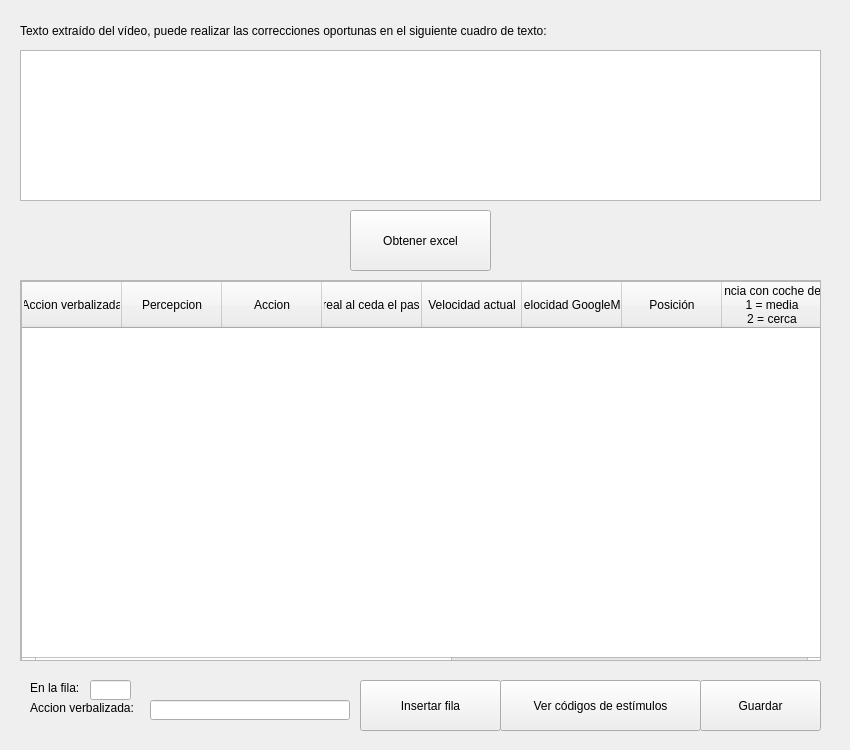
Old version of the form Interfaz/tercerapantalla.ui in the repository sofiamartinezparada/TFG.
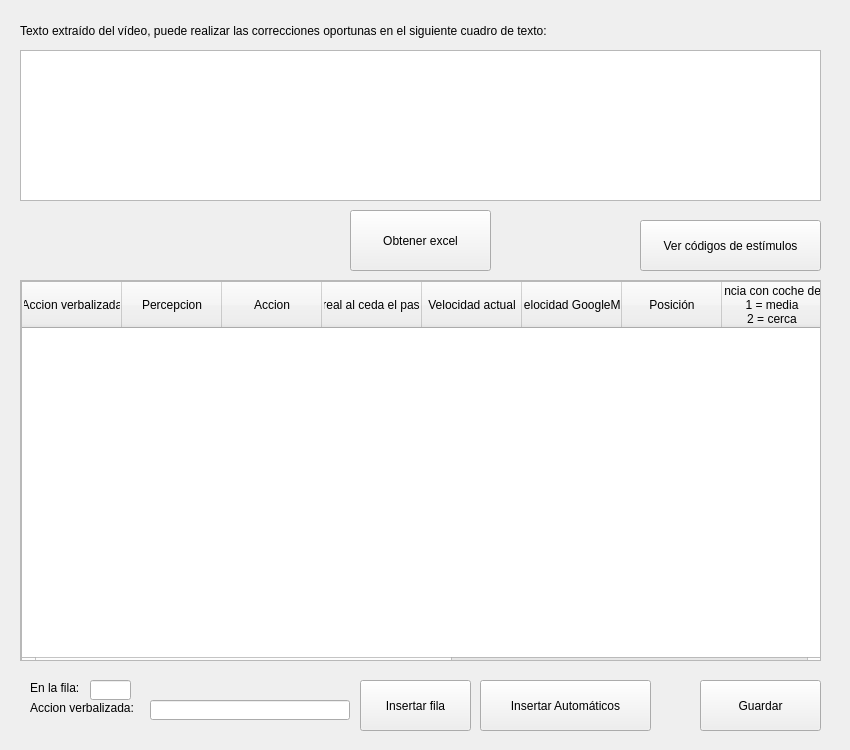
New version of the form.

The edit to the form file:
```diff
--- a/Interfaz/tercerapantalla.ui
+++ b/Interfaz/tercerapantalla.ui
@@ -65,9 +65,9 @@
    <widget class="QPushButton" name="ver_codigos">
     <property name="geometry">
      <rect>
-      <x>500</x>
-      <y>680</y>
-      <width>201</width>
+      <x>640</x>
+      <y>220</y>
+      <width>181</width>
       <height>51</height>
      </rect>
     </property>
@@ -193,7 +193,7 @@
      <rect>
       <x>360</x>
       <y>680</y>
-      <width>141</width>
+      <width>111</width>
       <height>51</height>
      </rect>
     </property>
@@ -247,6 +247,19 @@
      </rect>
     </property>
    </widget>
+   <widget class="QPushButton" name="insertar_patrones">
+    <property name="geometry">
+     <rect>
+      <x>480</x>
+      <y>680</y>
+      <width>171</width>
+      <height>51</height>
+     </rect>
+    </property>
+    <property name="text">
+     <string>Insertar Automáticos</string>
+    </property>
+   </widget>
   </widget>
  </widget>
  <resources/>
```
